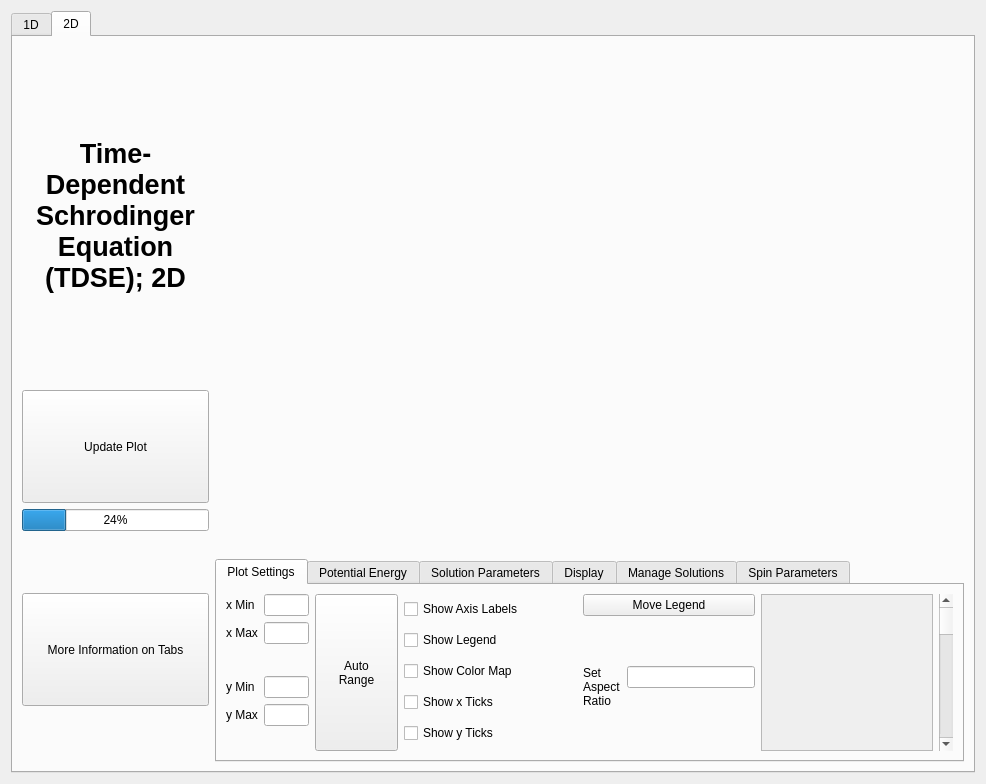
The window that tdsemainwindow.ui (ambeech1/QSandbox) describes before a commit, drawn with Qt 5.
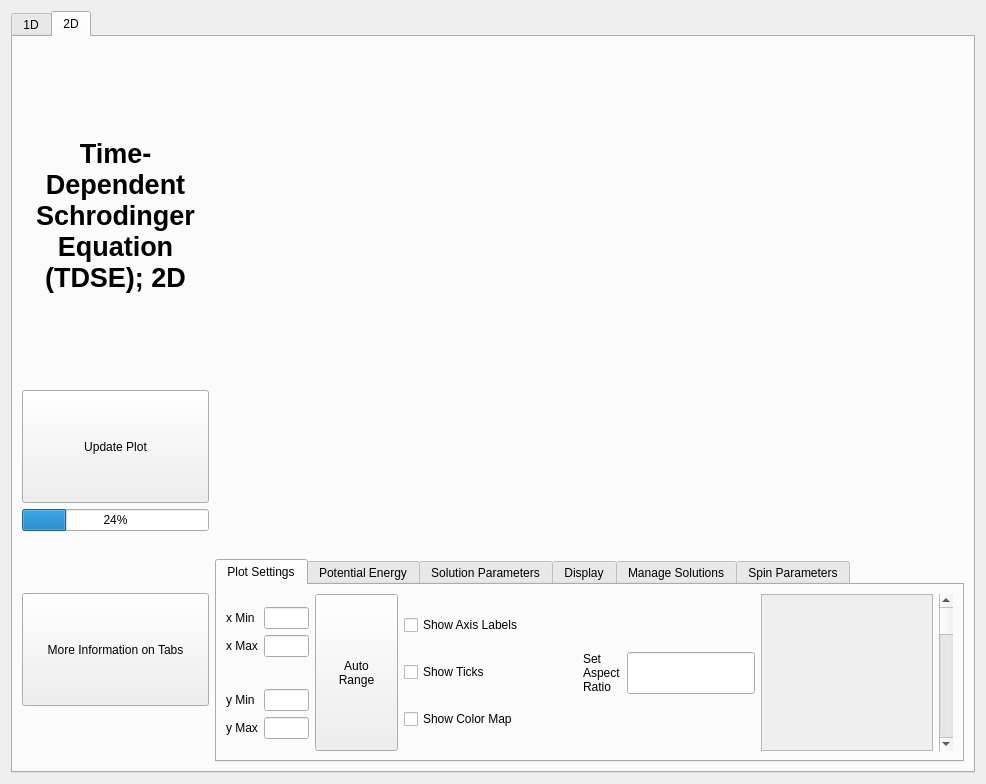
The same window after the commit. Custom widgets are drawn as their Qt base class.

What changed in the file:
```diff
--- a/tdsemainwindow.ui
+++ b/tdsemainwindow.ui
@@ -170,6 +170,9 @@
                   <layout class="QGridLayout" name="gridLayout" columnstretch="1,1" columnminimumwidth="1,1">
                    <item row="1" column="0">
                     <layout class="QFormLayout" name="formLayout_4">
+                     <property name="formAlignment">
+                      <set>Qt::AlignmentFlag::AlignLeading|Qt::AlignmentFlag::AlignLeft|Qt::AlignmentFlag::AlignVCenter</set>
+                     </property>
                      <item row="0" column="0">
                       <widget class="QLabel" name="label_5">
                        <property name="text">
@@ -194,6 +197,9 @@
                    </item>
                    <item row="0" column="0">
                     <layout class="QFormLayout" name="formLayout_3">
+                     <property name="formAlignment">
+                      <set>Qt::AlignmentFlag::AlignLeading|Qt::AlignmentFlag::AlignLeft|Qt::AlignmentFlag::AlignVCenter</set>
+                     </property>
                      <item row="0" column="0">
                       <widget class="QLabel" name="label_2">
                        <property name="text">
@@ -222,6 +228,9 @@
                    </item>
                    <item row="1" column="1">
                     <layout class="QFormLayout" name="formLayout">
+                     <property name="formAlignment">
+                      <set>Qt::AlignmentFlag::AlignLeading|Qt::AlignmentFlag::AlignLeft|Qt::AlignmentFlag::AlignVCenter</set>
+                     </property>
                      <item row="0" column="0">
                       <widget class="QLabel" name="label_10">
                        <property name="text">
@@ -851,6 +860,9 @@
                   <layout class="QGridLayout" name="gridLayout_3" columnstretch="1,1" columnminimumwidth="1,1">
                    <item row="1" column="0">
                     <layout class="QFormLayout" name="formLayout_8">
+                     <property name="formAlignment">
+                      <set>Qt::AlignmentFlag::AlignLeading|Qt::AlignmentFlag::AlignLeft|Qt::AlignmentFlag::AlignVCenter</set>
+                     </property>
                      <item row="0" column="0">
                       <widget class="QLabel" name="label_16">
                        <property name="text">
@@ -875,6 +887,9 @@
                    </item>
                    <item row="0" column="0">
                     <layout class="QFormLayout" name="formLayout_9">
+                     <property name="formAlignment">
+                      <set>Qt::AlignmentFlag::AlignLeading|Qt::AlignmentFlag::AlignLeft|Qt::AlignmentFlag::AlignVCenter</set>
+                     </property>
                      <item row="0" column="0">
                       <widget class="QLabel" name="label_18">
                        <property name="text">
@@ -927,9 +942,9 @@
                     </widget>
                    </item>
                    <item>
-                    <widget class="QCheckBox" name="showLegend_2">
+                    <widget class="QCheckBox" name="showTicks">
                      <property name="text">
-                      <string>Show Legend</string>
+                      <string>Show Ticks</string>
                      </property>
                     </widget>
                    </item>
@@ -940,36 +955,25 @@
                      </property>
                     </widget>
                    </item>
-                   <item>
-                    <widget class="QCheckBox" name="showXTicks_2">
-                     <property name="text">
-                      <string>Show x Ticks</string>
-                     </property>
-                    </widget>
-                   </item>
-                   <item>
-                    <widget class="QCheckBox" name="showYTicksL_2">
-                     <property name="text">
-                      <string>Show y Ticks</string>
-                     </property>
-                    </widget>
-                   </item>
                   </layout>
                  </item>
                  <item>
                   <layout class="QVBoxLayout" name="verticalLayout_20">
-                   <item>
-                    <widget class="QPushButton" name="moveLegend">
-                     <property name="text">
-                      <string>Move Legend</string>
-                     </property>
-                    </widget>
-                   </item>
                    <item>
                     <layout class="QFormLayout" name="formLayout_10">
                      <property name="formAlignment">
                       <set>Qt::AlignmentFlag::AlignLeading|Qt::AlignmentFlag::AlignLeft|Qt::AlignmentFlag::AlignVCenter</set>
                      </property>
+                     <item row="0" column="1">
+                      <widget class="QLineEdit" name="lineEdit_8">
+                       <property name="sizePolicy">
+                        <sizepolicy hsizetype="Expanding" vsizetype="Preferred">
+                         <horstretch>0</horstretch>
+                         <verstretch>0</verstretch>
+                        </sizepolicy>
+                       </property>
+                      </widget>
+                     </item>
                      <item row="0" column="0">
                       <widget class="QLabel" name="label_20">
                        <property name="text">
@@ -979,9 +983,6 @@
                        </property>
                       </widget>
                      </item>
-                     <item row="0" column="1">
-                      <widget class="QLineEdit" name="lineEdit_8"/>
-                     </item>
                     </layout>
                    </item>
                   </layout>
```
